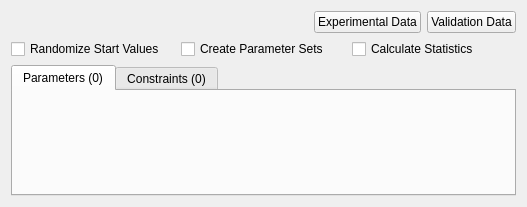
Old version of the form copasi/UI/CQFittingWidget.ui in the repository copasi/COPASI.
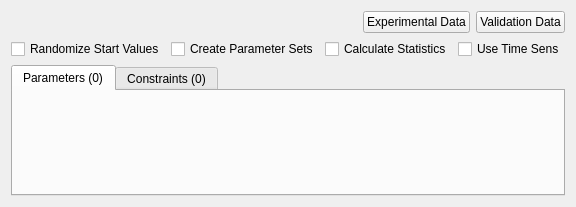
New version of the form. Custom widgets are drawn as their Qt base class.

Commit message: - initial commit using time course sensitivities for fit

What changed in the file:
```diff
--- a/copasi/UI/CQFittingWidget.ui
+++ b/copasi/UI/CQFittingWidget.ui
@@ -91,6 +91,13 @@
        </property>
       </widget>
      </item>
+     <item>
+      <widget class="QCheckBox" name="mpUseTimeSens">
+       <property name="text">
+        <string>Use Time Sens</string>
+       </property>
+      </widget>
+     </item>
     </layout>
    </item>
    <item>
```
Left out of the diff: 5 changed lines with no effect on the pictures. The commit also changes 7 other files.
